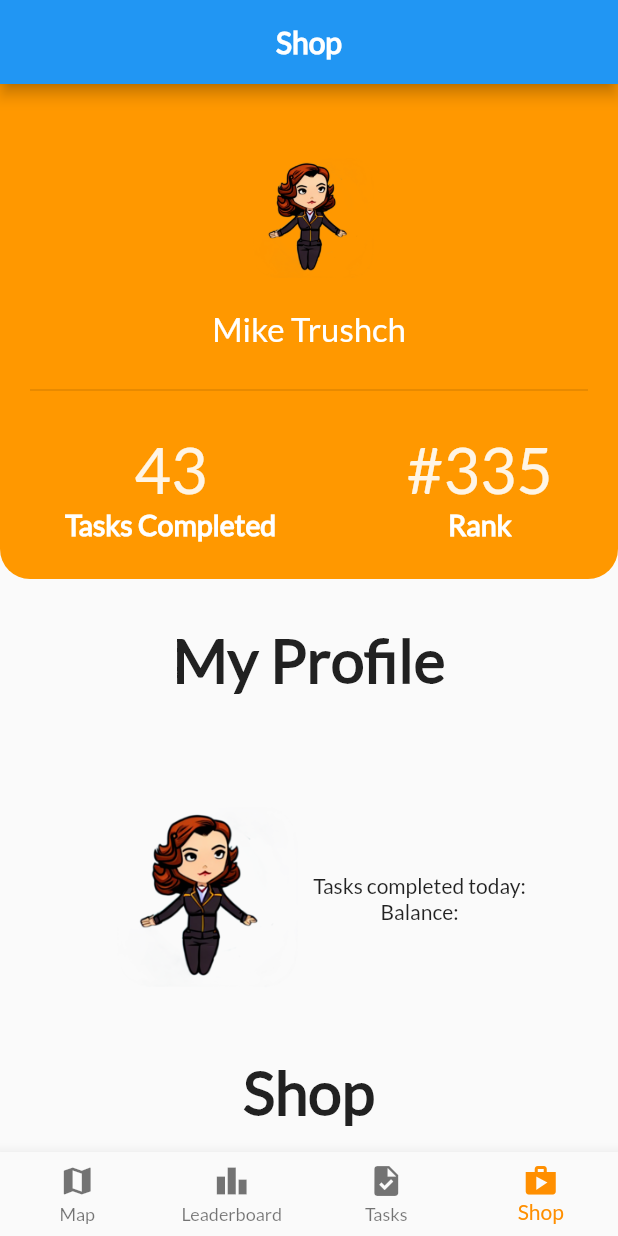
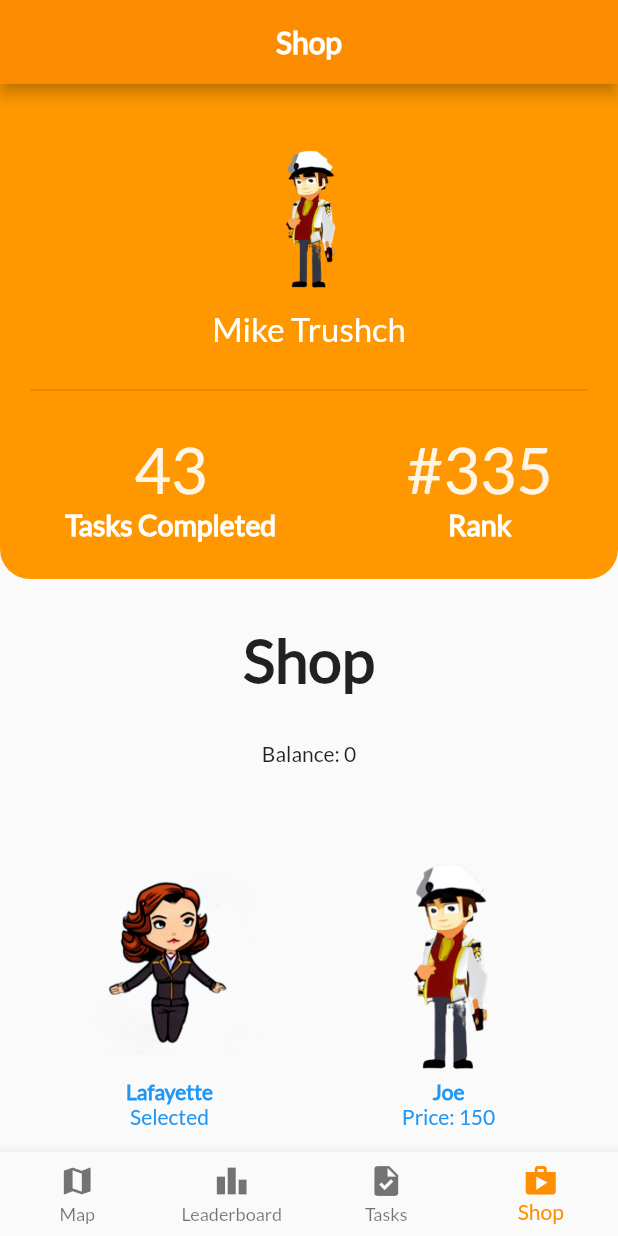
Before and after one commit to HackaTUM22/Inspect, a Flutter app: the screen it shows after launch, item 4 of the bottom bar chosen, on a phone screen of 412 x 824 dp. Run offline on Flutter 3.47's test engine with Material 2 defaults, Android fonts, the phone set to English and light mode, and no system bars; our stand-ins replace file_picker, flutter_map, geolocator, image_picker, latlong; missing offline and left inert: flutter_map_marker_cluster, flutter_map_marker_popup, map_controller; network calls fail.

Commit message:
some changes

```diff
--- a/lib/globals.dart
+++ b/lib/globals.dart
@@ -1,3 +1,12 @@
 library globals;
 
 int balance = 0;
+List<int> owned = [1];
+int cur = 1;
+List<String> paths = [
+  "assets/images/ava1.png",
+  "assets/images/ava2.png",
+  "assets/images/ava3.png",
+  "assets/images/ava4.png",
+  "assets/images/ava5.png",
+];
--- a/lib/main.dart
+++ b/lib/main.dart
@@ -80,6 +80,7 @@ class _MyHomePageState extends State<MyHomePage> {
     return Scaffold(
       appBar: AppBar(
         title: Center(child:Text(_titles[_selectedIndex], style: const TextStyle(fontWeight: FontWeight.bold))),
+        backgroundColor: Colors.orange[600],
       ),
       body: Center(
           child: _widgets[_selectedIndex]
--- a/lib/shop.dart
+++ b/lib/shop.dart
@@ -1,15 +1,24 @@
 import 'package:flutter/material.dart';
-import 'package:hacks/globals.dart';
+import 'package:hacks/globals.dart' as globals;
 
-class Shop extends StatelessWidget {
+class Shop extends StatefulWidget {
   const Shop({Key? key}) : super(key: key);
 
   @override
-  Widget build (BuildContext context) {
-    return SingleChildScrollView(child:Column(
+  State<Shop> createState() => _ShopState();
+}
+
+class _ShopState extends State<Shop> {
+  String _curPath = globals.paths[globals.cur];
+  int _curBalance = globals.balance;
+  int _cur = 1;
+
+  @override
+  Widget build(BuildContext context) {
+    return SingleChildScrollView(child: Column(
       children: [
         Container(
-          padding: EdgeInsets.only(top : 40),
+          padding: EdgeInsets.only(top: 40),
           height: 330,
           decoration: BoxDecoration(
               color: Colors.orange,
@@ -19,7 +28,7 @@ class Shop extends StatelessWidget {
           child: Column(
             children: [
               Image(
-                image: AssetImage("assets/images/ava1.png"),
+                image: AssetImage(_curPath),
                 width: 100,
               ),
               SizedBox(
@@ -81,38 +90,17 @@ class Shop extends StatelessWidget {
             ],
           ),
         ),
-        Padding(
+        const Padding(
           padding: EdgeInsets.all(30),
-          child: Text("My Profile",style: TextStyle(
-            fontWeight: FontWeight.bold,
-            fontSize:40,
-          )),
-        ),
-        Padding(
-          padding: const EdgeInsets.all(30),
-          child: Row(
-          mainAxisAlignment: MainAxisAlignment.center,
-          children: [
-            const Image(
-              image: AssetImage("assets/images/ava1.png"),
-              width: 150,
-            ),
-            Column(
-              children: const [
-                Text("Tasks completed today: ",),
-                Text("Balance: ")
-              ],
-            )
-          ],
-          )
-        ),
-        Text(
+          child: Text(
               "Shop",
               style: TextStyle(
                 fontWeight: FontWeight.bold,
-            fontSize:40,
+                fontSize: 40,
               )
           ),
+        ),
+        Text("Balance: ${_curBalance}"),
         Padding(
           padding: const EdgeInsets.all(30),
           child: Column(
@@ -122,54 +110,145 @@ class Shop extends StatelessWidget {
                 child: Row(
                   mainAxisAlignment: MainAxisAlignment.spaceBetween,
                   children: [
-                    Column(
-                      children: const [
+                    TextButton(
+                      onPressed: () {
+                        if (!globals.owned.contains(1)) {
+                          globals.balance -= 150;
+                          globals.owned.add(1);
+                          globals.cur = 1;
+                          setState(() {
+                            _cur = 1;
+                            _curBalance = globals.balance;
+                            _curPath = globals.paths[_cur - 1];
+                          });
+                        } else {
+                          globals.cur = 1;
+                          setState(() {
+                            _cur = 1;
+                            _curPath = globals.paths[_cur - 1];
+                          });
+                        }
+                      },
+                      child: Column(
+                        children: [
                           Image(
                             image: AssetImage("assets/images/ava1.png"),
                             width: 150,
                           ),
-                        Text("Lafayette", style: TextStyle(fontWeight: FontWeight.bold)),
-                        Text("Price: 150"),
+                          Text("Lafayette", style: TextStyle(
+                              fontWeight: FontWeight.bold)),
+                          globals.owned.contains(1) ? (_cur == 1 ? Text(
+                              "Selected") : Text("Owned")) : Text("Price: 150"),
                         ],
                       ),
-                    Column(
-                      children: const [
+                    ),
+                    TextButton(
+                      onPressed: () {
+                        if (!globals.owned.contains(2)) {
+                          globals.balance -= 150;
+                          globals.owned.add(2);
+                          globals.cur = 2;
+                          setState(() {
+                            _cur = 2;
+                            _curBalance = globals.balance;
+                            _curPath = globals.paths[_cur - 1];
+                          });
+                        } else {
+                          globals.cur = 2;
+                          setState(() {
+                            _cur = 2;
+                            _curPath = globals.paths[_cur - 1];
+                          });
+                        }
+                      },
+                      child: Column(
+                        children: [
                           Image(
                             image: AssetImage("assets/images/ava2.png"),
                             width: 150,
                           ),
-                        Text("Joe", style: TextStyle(fontWeight: FontWeight.bold)),
-                        Text("Price: 150"),
+                          Text("Joe", style: TextStyle(fontWeight: FontWeight
+                              .bold)),
+                          globals.owned.contains(2) ? (_cur == 2 ? Text(
+                              "Selected") : Text("Owned")) : Text("Price: 150"),
                         ],
+                      ),
                     ),
                   ],
                 ),
               ),
               Padding(
-                padding: EdgeInsets.only(top:20, bottom: 20),
+                  padding: EdgeInsets.only(top: 20, bottom: 20),
                   child: Row(
                     mainAxisAlignment: MainAxisAlignment.spaceBetween,
                     children: [
-                    Column(
-                      children: const [
+                      TextButton(
+                          onPressed: () {
+                            if (!globals.owned.contains(3)) {
+                              globals.balance -= 150;
+                              globals.owned.add(3);
+                              globals.cur = 3;
+                              setState(() {
+                                _cur = 3;
+                                _curBalance = globals.balance;
+                                _curPath = globals.paths[_cur - 1];
+                              });
+                            } else {
+                              globals.cur = 3;
+                              setState(() {
+                                _cur = 3;
+                                _curPath = globals.paths[_cur - 1];
+                              });
+                            }
+                          },
+                          child: Column(
+                            children: [
                               Image(
                                 image: AssetImage("assets/images/ava3.png"),
                                 width: 150,
                               ),
-                        Text("Sherlok", style: TextStyle(fontWeight: FontWeight.bold)),
-                        Text("Price: 150"),
+                              Padding(
+                                padding: EdgeInsets.only(top: 15),
+                                child: Text("Sherlok", style: TextStyle(
+                                    fontWeight: FontWeight.bold)),
+                              ),
+                              globals.owned.contains(3) ? (_cur == 3 ? Text(
+                                  "Selected") : Text("Owned")) : Text(
+                                  "Price: 150"),
                             ],
-                    ),
-                    Column(
-                      children: const [
+                          )),
+                      TextButton(
+                        onPressed: () {
+                          if (!globals.owned.contains(4)) {
+                            globals.balance -= 150;
+                            globals.owned.add(4);
+                            globals.cur = 4;
+                            setState(() {
+                              _cur = 4;
+                              _curBalance = globals.balance;
+                              _curPath = globals.paths[_cur - 1];
+                            });
+                          } else {
+                            globals.cur = 4;
+                            setState(() {
+                              _cur = 4;
+                              _curPath = globals.paths[_cur - 1];
+                            });
+                          }
+                        },
+                        child: Column(
+                          children: [
                             Image(
                               image: AssetImage("assets/images/ava4.png"),
                               width: 150,
                             ),
-                        Text("Mario", style: TextStyle(fontWeight: FontWeight.bold)),
-                        Text("Price: 150"),
+                            Text("Mario", style: TextStyle(fontWeight: FontWeight
+                                .bold)),
+                            globals.owned.contains(4) ? (_cur == 4 ? Text(
+                                "Selected") : Text("Owned")) : Text("Price: 150"),
                           ],
                         ),
+                      )
                     ],
                   )
               ),
--- a/lib/task.dart
+++ b/lib/task.dart
@@ -6,7 +6,7 @@ class Task extends StatelessWidget {
   @override
   Widget build(BuildContext context) {
     return Padding(
-        padding: const EdgeInsets.all(10.0),
+        padding: const EdgeInsets.only(top:25.0, left: 10.0, right: 10.0, bottom: 10.0),
         child:
         Column(
           children: [
@@ -40,7 +40,7 @@ class Task extends StatelessWidget {
             Stack(
               children: [
                 Container(
-                  color: Colors.grey,
+                  color: Colors.blueGrey[400],
                   height: 20,
                 ),
                 Align(
@@ -48,7 +48,7 @@ class Task extends StatelessWidget {
                   child: FractionallySizedBox(
                     widthFactor: 1/3,
                     child: Container(
-                      color: Colors.blue,
+                      color: Colors.amber[800],
                       height: 20,
                       width: MediaQuery.of(context).size.width / 2,
                     ),
```
Also changed, not shown: lib/leaderboard.dart (+22 -22 lines), lib/maps.dart (+4 -6 lines). Lines whose indentation alone changed are shown as unchanged.
